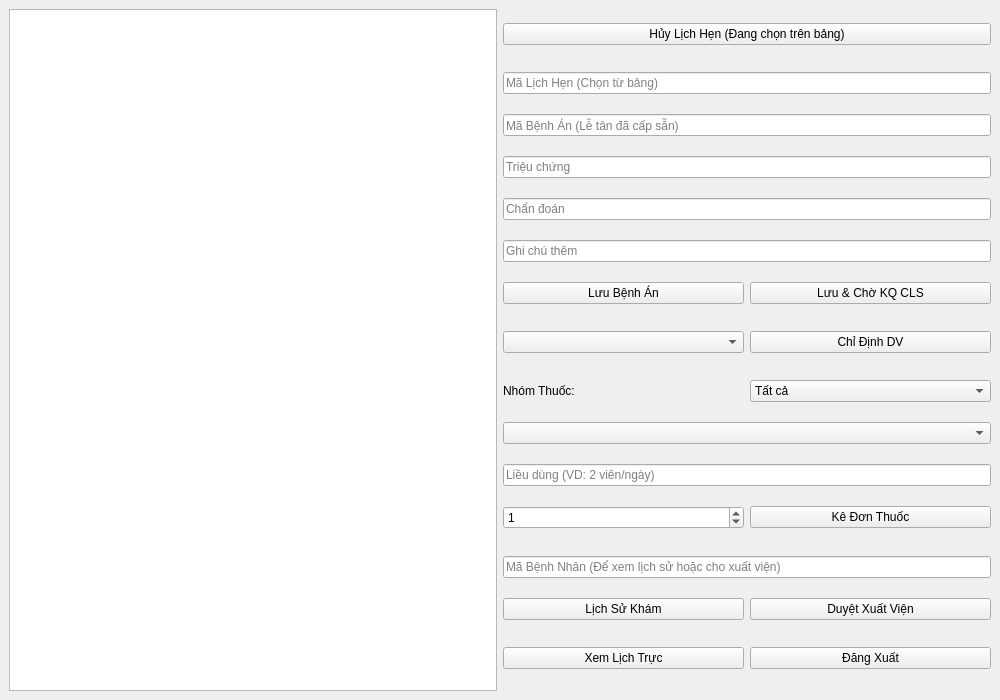
Above: src/ui/DoctorMenu.ui from prestonwanttorevenge/PBL2 before the change. Below: the same form after it.
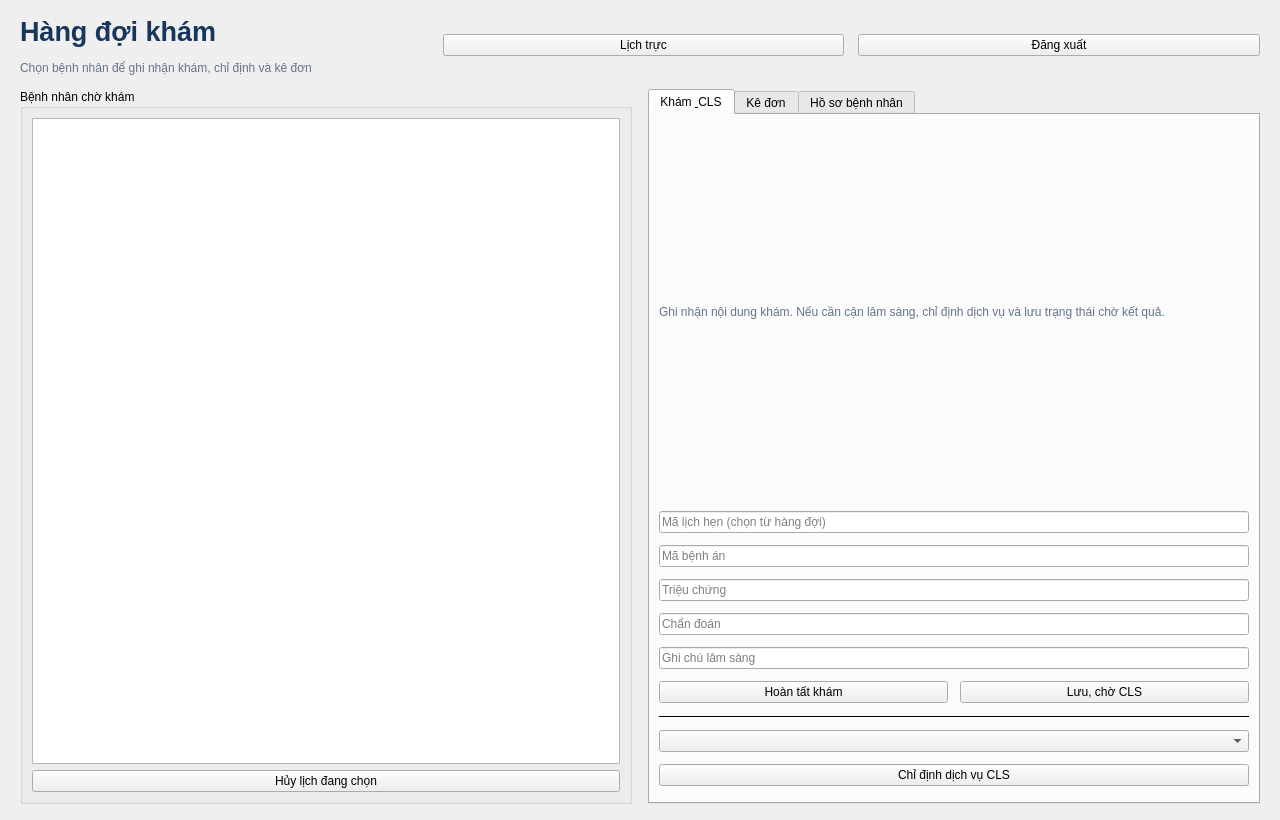
That is the form after the change.

What changed in the file:
```diff
--- a/src/ui/DoctorMenu.ui
+++ b/src/ui/DoctorMenu.ui
@@ -2,89 +2,74 @@
 <ui version="4.0">
  <class>DoctorMenu</class>
  <widget class="QMainWindow" name="DoctorMenu">
-  <property name="geometry"><rect><x>0</x><y>0</y><width>1000</width><height>700</height></rect></property>
-  <property name="windowTitle"><string>Giao Diện Bác Sĩ - Doctor Menu</string></property>
+  <property name="geometry"><rect><x>0</x><y>0</y><width>1280</width><height>820</height></rect></property>
+  <property name="minimumSize"><size><width>1050</width><height>680</height></size></property>
+  <property name="windowTitle"><string>Bác sĩ | Hàng đợi khám</string></property>
   <widget class="QWidget" name="centralwidget">
-   <layout class="QHBoxLayout" name="horizontalLayoutMain">
+   <layout class="QVBoxLayout" name="verticalLayoutMain">
+    <property name="leftMargin"><number>20</number></property><property name="topMargin"><number>16</number></property><property name="rightMargin"><number>20</number></property><property name="bottomMargin"><number>16</number></property><property name="spacing"><number>14</number></property>
     <item>
-     <widget class="QTableWidget" name="tableAppointments" />
+     <layout class="QHBoxLayout" name="layoutHeader">
+      <item><layout class="QVBoxLayout" name="layoutHeaderTitle"><item><widget class="QLabel" name="lblPageTitle"><property name="text"><string>Hàng đợi khám</string></property><property name="styleSheet"><string>font-size: 20pt; font-weight: 700; color: #17365d;</string></property></widget></item><item><widget class="QLabel" name="lblPageSubtitle"><property name="text"><string>Chọn bệnh nhân để ghi nhận khám, chỉ định và kê đơn</string></property><property name="styleSheet"><string>color: #64748b;</string></property></widget></item></layout></item>
+      <item><spacer name="headerSpacer"><property name="orientation"><enum>Qt::Horizontal</enum></property></spacer></item>
+      <item><widget class="QPushButton" name="btnViewSchedule"><property name="text"><string>Lịch trực</string></property></widget></item>
+      <item><widget class="QPushButton" name="btnLogout"><property name="text"><string>Đăng xuất</string></property></widget></item>
+     </layout>
     </item>
     <item>
-     <layout class="QVBoxLayout" name="verticalLayoutRightPanel">
-      
-      <item><widget class="QPushButton" name="btnCancelAppointment"><property name="text"><string>Hủy Lịch Hẹn (Đang chọn trên bảng)</string></property></widget></item>
-      <item><spacer name="verticalSpacer0"><property name="orientation"><enum>Qt::Vertical</enum></property></spacer></item>
-
-      <item><widget class="QLineEdit" name="txtAppointmentId">
-        <property name="placeholderText"><string>Mã Lịch Hẹn (Chọn từ bảng)</string></property>
-        <property name="readOnly"><bool>true</bool></property>
-      </widget></item>
-      
-      <item><widget class="QLineEdit" name="txtRecordId">
-        <property name="placeholderText"><string>Mã Bệnh Án (Lễ tân đã cấp sẵn)</string></property>
-        <property name="readOnly"><bool>true</bool></property>
-      </widget></item>
-
-      <item><widget class="QLineEdit" name="txtSymptoms"><property name="placeholderText"><string>Triệu chứng</string></property></widget></item>
-      <item><widget class="QLineEdit" name="txtDiagnosis"><property name="placeholderText"><string>Chẩn đoán</string></property></widget></item>
-      <item><widget class="QLineEdit" name="txtNotes"><property name="placeholderText"><string>Ghi chú thêm</string></property></widget></item>
-      
+     <layout class="QHBoxLayout" name="horizontalLayoutMain">
+      <property name="spacing"><number>16</number></property>
       <item>
-       <layout class="QHBoxLayout" name="horizontalLayoutSaveRecord">
-        <item><widget class="QPushButton" name="btnCreateMedicalRecord"><property name="text"><string>Lưu Bệnh Án</string></property></widget></item>
-        <item><widget class="QPushButton" name="btnWaitResult"><property name="text"><string>Lưu &amp;&amp; Chờ KQ CLS</string></property></widget></item>
-       </layout>
+       <widget class="QGroupBox" name="groupQueue">
+        <property name="minimumWidth"><number>510</number></property><property name="title"><string>Bệnh nhân chờ khám</string></property>
+        <layout class="QVBoxLayout" name="layoutQueue">
+         <item><widget class="QTableWidget" name="tableAppointments"><property name="alternatingRowColors"><bool>true</bool></property><property name="selectionBehavior"><enum>QAbstractItemView::SelectRows</enum></property><property name="editTriggers"><set>QAbstractItemView::NoEditTriggers</set></property></widget></item>
+         <item><widget class="QPushButton" name="btnCancelAppointment"><property name="text"><string>Hủy lịch đang chọn</string></property></widget></item>
+        </layout>
+       </widget>
       </item>
-      <item><spacer name="verticalSpacer1"><property name="orientation"><enum>Qt::Vertical</enum></property></spacer></item>
-      
-      <!-- PHẦN CHỈ ĐỊNH DỊCH VỤ -->
       <item>
-       <layout class="QHBoxLayout" name="horizontalLayoutService">
-        <item><widget class="QComboBox" name="cbService"/></item>
-        <item><widget class="QPushButton" name="btnAssignService"><property name="text"><string>Chỉ Định DV</string></property></widget></item>
-       </layout>
-      </item>
-      <item><spacer name="verticalSpacer1_2"><property name="orientation"><enum>Qt::Vertical</enum></property></spacer></item>
-
-      <item>
-       <layout class="QHBoxLayout" name="horizontalLayoutFilter">
-        <item><widget class="QLabel" name="lblFilter"><property name="text"><string>Nhóm Thuốc:</string></property></widget></item>
-        <item><widget class="QComboBox" name="cbMedPrefixFilter">
-          <item><property name="text"><string>Tất cả</string></property></item>
-          <item><property name="text"><string>B1 - Miễn phí 100%</string></property></item>
-          <item><property name="text"><string>B2 - Hỗ trợ 50%</string></property></item>
-          <item><property name="text"><string>B3 - Đồng chi trả 20%</string></property></item>
-          <item><property name="text"><string>DV - Dịch vụ (Tự túc)</string></property></item>
-        </widget></item>
-       </layout>
-      </item>
-
-      <item><widget class="QComboBox" name="cbMedicine" /></item>
-      <item><widget class="QLineEdit" name="txtDosage"><property name="placeholderText"><string>Liều dùng (VD: 2 viên/ngày)</string></property></widget></item>
-      <item>
-       <layout class="QHBoxLayout" name="horizontalLayoutPrescribe">
-        <item><widget class="QSpinBox" name="spinBoxQuantity"><property name="value"><number>1</number></property></widget></item>
-        <item><widget class="QPushButton" name="btnPrescribeMedicine"><property name="text"><string>Kê Đơn Thuốc</string></property></widget></item>
-       </layout>
-      </item>
-      <item><spacer name="verticalSpacer2"><property name="orientation"><enum>Qt::Vertical</enum></property></spacer></item>
-      
-      <!-- KHU VỰC TRÍCH XUẤT VÀ DUYỆT XUẤT VIỆN -->
-      <item><widget class="QLineEdit" name="txtPatientId_History"><property name="placeholderText"><string>Mã Bệnh Nhân (Để xem lịch sử hoặc cho xuất viện)</string></property></widget></item>
-      <item>
-       <layout class="QHBoxLayout" name="horizontalLayoutHistoryAndDischarge">
-        <item><widget class="QPushButton" name="btnViewPatientHistory"><property name="text"><string>Lịch Sử Khám</string></property></widget></item>
-        <!-- NÚT DUYỆT XUẤT VIỆN MỚI ĐƯỢC THÊM VÀO ĐÂY -->
-        <item><widget class="QPushButton" name="btnDischargePatient"><property name="text"><string>Duyệt Xuất Viện</string></property></widget></item>
-       </layout>
-      </item>
-      
-      <item><spacer name="verticalSpacer3"><property name="orientation"><enum>Qt::Vertical</enum></property></spacer></item>
-      <item>
-       <layout class="QHBoxLayout" name="horizontalLayoutLogout">
-        <item><widget class="QPushButton" name="btnViewSchedule"><property name="text"><string>Xem Lịch Trực</string></property></widget></item>
-        <item><widget class="QPushButton" name="btnLogout"><property name="text"><string>Đăng Xuất</string></property></widget></item>
-       </layout>
+       <widget class="QTabWidget" name="tabDoctorTasks">
+        <property name="minimumWidth"><number>440</number></property><property name="currentIndex"><number>0</number></property>
+        <widget class="QWidget" name="tabExamination">
+         <attribute name="title"><string>Khám &amp; CLS</string></attribute>
+         <layout class="QVBoxLayout" name="layoutExamination"><property name="spacing"><number>12</number></property>
+          <item><widget class="QLabel" name="lblEncounterHint"><property name="text"><string>Ghi nhận nội dung khám. Nếu cần cận lâm sàng, chỉ định dịch vụ và lưu trạng thái chờ kết quả.</string></property><property name="wordWrap"><bool>true</bool></property><property name="styleSheet"><string>color: #64748b;</string></property></widget></item>
+          <item><widget class="QLineEdit" name="txtAppointmentId"><property name="readOnly"><bool>true</bool></property><property name="placeholderText"><string>Mã lịch hẹn (chọn từ hàng đợi)</string></property></widget></item>
+          <item><widget class="QLineEdit" name="txtRecordId"><property name="readOnly"><bool>true</bool></property><property name="placeholderText"><string>Mã bệnh án</string></property></widget></item>
+          <item><widget class="QLineEdit" name="txtSymptoms"><property name="placeholderText"><string>Triệu chứng</string></property></widget></item>
+          <item><widget class="QLineEdit" name="txtDiagnosis"><property name="placeholderText"><string>Chẩn đoán</string></property></widget></item>
+          <item><widget class="QLineEdit" name="txtNotes"><property name="placeholderText"><string>Ghi chú lâm sàng</string></property></widget></item>
+          <item><layout class="QHBoxLayout" name="layoutRecordActions"><item><widget class="QPushButton" name="btnCreateMedicalRecord"><property name="text"><string>Hoàn tất khám</string></property></widget></item><item><widget class="QPushButton" name="btnWaitResult"><property name="text"><string>Lưu, chờ CLS</string></property></widget></item></layout></item>
+          <item><widget class="QFrame" name="separatorService"><property name="frameShape"><enum>QFrame::HLine</enum></property><property name="frameShadow"><enum>QFrame::Plain</enum></property></widget></item>
+          <item><widget class="QComboBox" name="cbService"/></item>
+          <item><widget class="QPushButton" name="btnAssignService"><property name="text"><string>Chỉ định dịch vụ CLS</string></property></widget></item>
+          <item><spacer name="examinationSpacer"><property name="orientation"><enum>Qt::Vertical</enum></property></spacer></item>
+         </layout>
+        </widget>
+        <widget class="QWidget" name="tabPrescription">
+         <attribute name="title"><string>Kê đơn</string></attribute>
+         <layout class="QVBoxLayout" name="layoutPrescription"><property name="spacing"><number>12</number></property>
+          <item><widget class="QLabel" name="lblPrescriptionHint"><property name="text"><string>Kê đơn sau khi hoàn tất khám. Tồn kho chỉ giảm khi Dược xác nhận cấp phát.</string></property><property name="wordWrap"><bool>true</bool></property><property name="styleSheet"><string>color: #64748b;</string></property></widget></item>
+          <item><widget class="QComboBox" name="cbMedPrefixFilter"><item><property name="text"><string>Tất cả</string></property></item><item><property name="text"><string>B1 - Miễn phí 100%</string></property></item><item><property name="text"><string>B2 - Hỗ trợ 50%</string></property></item><item><property name="text"><string>B3 - Đồng chi trả 20%</string></property></item><item><property name="text"><string>DV - Dịch vụ (Tự túc)</string></property></item></widget></item>
+          <item><widget class="QComboBox" name="cbMedicine"/></item>
+          <item><widget class="QLineEdit" name="txtDosage"><property name="placeholderText"><string>Liều dùng (ví dụ: 2 viên/ngày)</string></property></widget></item>
+          <item><widget class="QSpinBox" name="spinBoxQuantity"><property name="minimum"><number>1</number></property><property name="value"><number>1</number></property><property name="prefix"><string>Số lượng: </string></property></widget></item>
+          <item><widget class="QPushButton" name="btnPrescribeMedicine"><property name="text"><string>Thêm vào đơn thuốc</string></property><property name="minimumHeight"><number>42</number></property></widget></item>
+          <item><spacer name="prescriptionSpacer"><property name="orientation"><enum>Qt::Vertical</enum></property></spacer></item>
+         </layout>
+        </widget>
+        <widget class="QWidget" name="tabPatient">
+         <attribute name="title"><string>Hồ sơ bệnh nhân</string></attribute>
+         <layout class="QVBoxLayout" name="layoutPatient"><property name="spacing"><number>12</number></property>
+          <item><widget class="QLabel" name="lblPatientHistoryHint"><property name="text"><string>Tra cứu tiền sử khám hoặc xác nhận xuất viện cho bệnh nhân nội trú.</string></property><property name="wordWrap"><bool>true</bool></property><property name="styleSheet"><string>color: #64748b;</string></property></widget></item>
+          <item><widget class="QLineEdit" name="txtPatientId_History"><property name="placeholderText"><string>Mã bệnh nhân</string></property></widget></item>
+          <item><widget class="QPushButton" name="btnViewPatientHistory"><property name="text"><string>Xem lịch sử khám</string></property></widget></item>
+          <item><widget class="QPushButton" name="btnDischargePatient"><property name="text"><string>Duyệt xuất viện</string></property></widget></item>
+          <item><spacer name="patientSpacer"><property name="orientation"><enum>Qt::Vertical</enum></property></spacer></item>
+         </layout>
+        </widget>
+       </widget>
       </item>
      </layout>
     </item>
```
Left out of the diff: 4 changed lines with no effect on the pictures.
